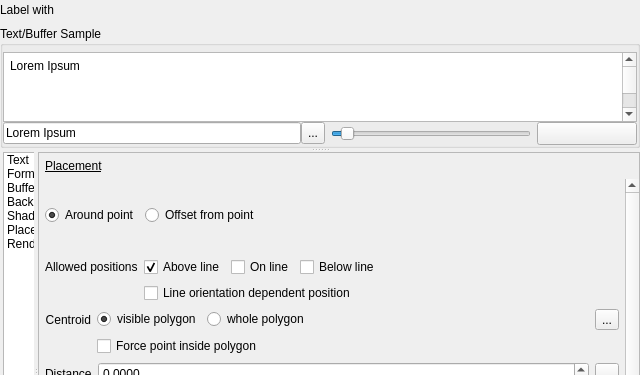
The window that src/ui/qgslabelingguibase.ui (carsmie/QGIS) describes before a commit, drawn with Qt 5; both pictures show x 0 to 640 and y 0 to 375 of the 640 by 600 pixel window.
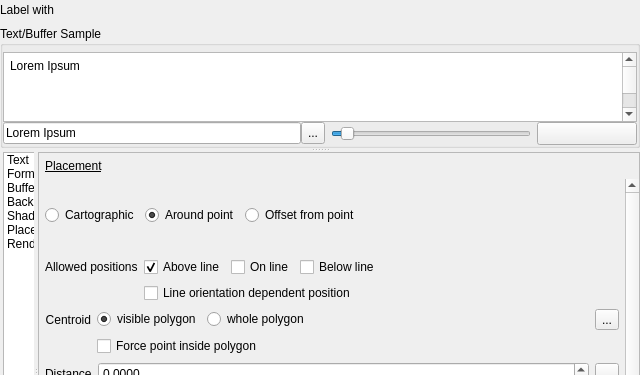
The same window after the commit. The open tabs and pages were chosen to show the change. Icons and pictures are not drawn. Custom widgets are drawn as their Qt base class.

Commit message: [FEATURE] "Cartographic" placement mode for point labels

What changed in the file:
```diff
--- a/src/ui/qgslabelingguibase.ui
+++ b/src/ui/qgslabelingguibase.ui
@@ -3659,7 +3659,7 @@
                      <property name="geometry">
                       <rect>
                        <x>0</x>
-                       <y>-398</y>
+                       <y>0</y>
                        <width>578</width>
                        <height>829</height>
                       </rect>
@@ -3716,7 +3716,7 @@
                             <number>2</number>
                            </property>
                            <widget class="QWidget" name="pagePoint">
-                            <layout class="QGridLayout" name="gridLayout_13">
+                            <layout class="QGridLayout" name="gridLayout_13" columnstretch="0,0,0,0">
                              <property name="leftMargin">
                               <number>0</number>
                              </property>
@@ -3729,13 +3729,10 @@
                              <property name="bottomMargin">
                               <number>0</number>
                              </property>
-                             <item row="0" column="0">
+                             <item row="0" column="1">
                               <widget class="QRadioButton" name="radAroundPoint">
-                               <property name="sizePolicy">
-                                <sizepolicy hsizetype="Maximum" vsizetype="Fixed">
-                                 <horstretch>0</horstretch>
-                                 <verstretch>0</verstretch>
-                                </sizepolicy>
+                               <property name="toolTip">
+                                <string>Labels are placed in an equal radius circle around point features.</string>
                                </property>
                                <property name="text">
                                 <string>Around point</string>
@@ -3745,13 +3742,36 @@
                                </property>
                               </widget>
                              </item>
-                             <item row="0" column="1">
+                             <item row="0" column="2">
                               <widget class="QRadioButton" name="radOverPoint">
                                <property name="text">
                                 <string>Offset from point</string>
                                </property>
                               </widget>
                              </item>
+                             <item row="0" column="0">
+                              <widget class="QRadioButton" name="radPredefinedOrder">
+                               <property name="toolTip">
+                                <string>Uses cartographically 'ideal' placements, prioritising label placement with best visual relationship with the point feature</string>
+                               </property>
+                               <property name="text">
+                                <string>Cartographic</string>
+                               </property>
+                              </widget>
+                             </item>
+                             <item row="0" column="3">
+                              <spacer name="horizontalSpacer_25">
+                               <property name="orientation">
+                                <enum>Qt::Horizontal</enum>
+                               </property>
+                               <property name="sizeHint" stdset="0">
+                                <size>
+                                 <width>40</width>
+                                 <height>20</height>
+                                </size>
+                               </property>
+                              </spacer>
+                             </item>
                             </layout>
                            </widget>
                            <widget class="QWidget" name="pageLine">
```
Left out of the diff: 32 changed lines with no effect on the pictures. The commit also changes 11 other files.
